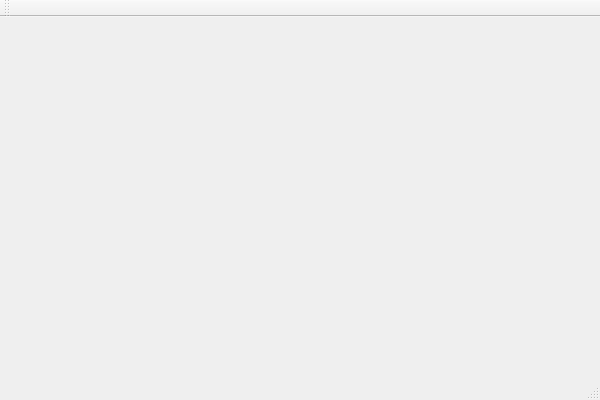
First picture: the form in QtFirebase/QtFirebase.ui, repository Gerard097/QtFirebase, before the edit.
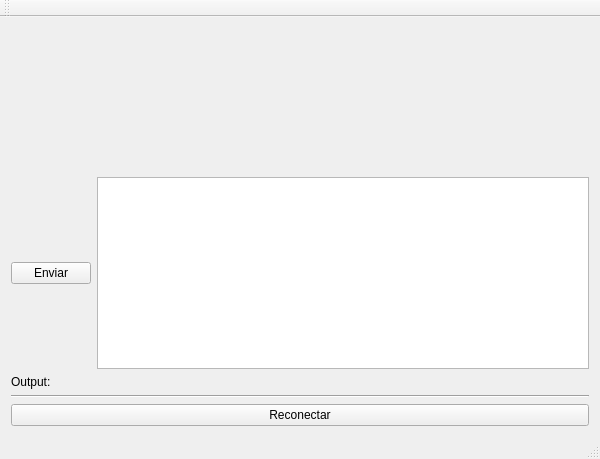
Second picture: the form after the edit.

Commit message: Added Serial Port communication

The edit to the form file:
```diff
--- a/QtFirebase/QtFirebase.ui
+++ b/QtFirebase/QtFirebase.ui
@@ -7,21 +7,86 @@
     <x>0</x>
     <y>0</y>
     <width>600</width>
-    <height>400</height>
+    <height>459</height>
    </rect>
   </property>
   <property name="windowTitle">
    <string>QtFirebase</string>
   </property>
   <widget class="QWidget" name="centralWidget">
-   <layout class="QHBoxLayout" name="horizontalLayout">
+   <layout class="QVBoxLayout" name="verticalLayout">
     <item>
      <widget class="QLabel" name="label">
+      <property name="sizePolicy">
+       <sizepolicy hsizetype="Preferred" vsizetype="Preferred">
+        <horstretch>0</horstretch>
+        <verstretch>0</verstretch>
+       </sizepolicy>
+      </property>
       <property name="text">
        <string/>
       </property>
      </widget>
     </item>
+    <item>
+     <spacer name="verticalSpacer">
+      <property name="orientation">
+       <enum>Qt::Vertical</enum>
+      </property>
+      <property name="sizeHint" stdset="0">
+       <size>
+        <width>20</width>
+        <height>40</height>
+       </size>
+      </property>
+     </spacer>
+    </item>
+    <item>
+     <layout class="QHBoxLayout" name="horizontalLayout">
+      <item>
+       <widget class="QPushButton" name="sendButton">
+        <property name="text">
+         <string>Enviar</string>
+        </property>
+       </widget>
+      </item>
+      <item>
+       <widget class="QTextEdit" name="serialData"/>
+      </item>
+     </layout>
+    </item>
+    <item>
+     <layout class="QHBoxLayout" name="horizontalLayout_3">
+      <item>
+       <widget class="QLabel" name="label_2">
+        <property name="text">
+         <string>Output:</string>
+        </property>
+       </widget>
+      </item>
+      <item>
+       <widget class="QLabel" name="consoleLabel">
+        <property name="text">
+         <string/>
+        </property>
+       </widget>
+      </item>
+     </layout>
+    </item>
+    <item>
+     <widget class="Line" name="line">
+      <property name="orientation">
+       <enum>Qt::Horizontal</enum>
+      </property>
+     </widget>
+    </item>
+    <item>
+     <widget class="QPushButton" name="reconnect">
+      <property name="text">
+       <string>Reconectar</string>
+      </property>
+     </widget>
+    </item>
    </layout>
   </widget>
   <widget class="QMenuBar" name="menuBar">
```
The commit also changes 4 other files.
